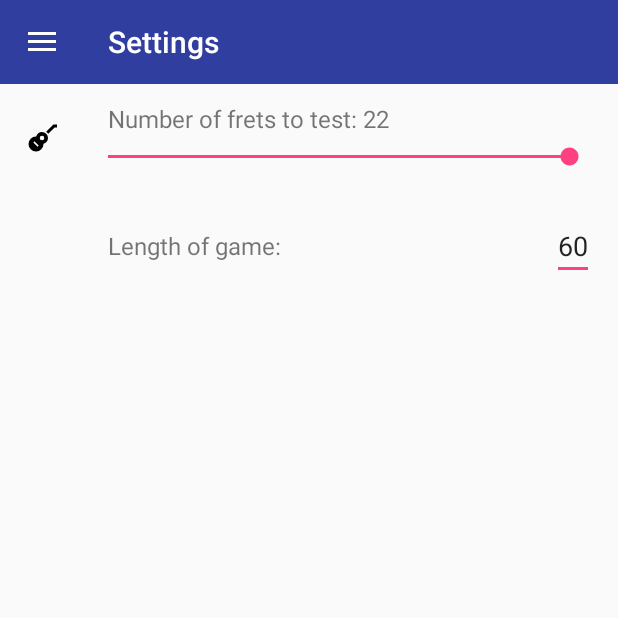
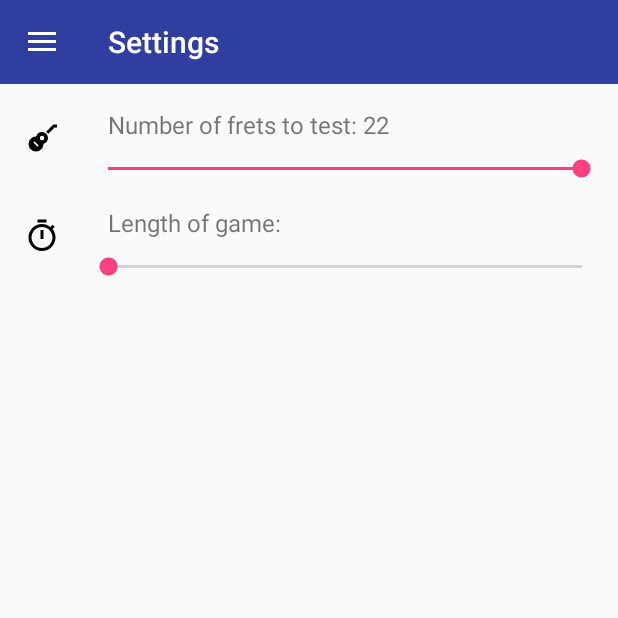
Before and after one commit to cmalnor/string-master, an Android app: the screen it shows after launch (MainActivity), in the side drawer, after a tap on "Settings", on a phone screen of 412 x 824 dp, the top half of it. Run offline under Robolectric (Android 15) with nearby library versions, the phone set to English and light mode, and no system bars; libraries missing offline, so code that uses them is left out: org.puredata.android, org.puredata.core; 1 statement that could not run was skipped.

Commit message:
Add game length setting
Convert settings layout to constraintLayout

```diff
--- a/app/src/main/java/com/example/android/string_master_01/MainActivity.java
+++ b/app/src/main/java/com/example/android/string_master_01/MainActivity.java
@@ -37,6 +37,7 @@ public class MainActivity extends AppCompatActivity {
     final int BOffset = 19;
     final int highEOffset = 24;
     private int numberOfFrets = 22;
+    private int gameLength = 60;
 
     @Override
     protected void onCreate(Bundle savedInstanceState) {
@@ -171,6 +172,14 @@ public class MainActivity extends AppCompatActivity {
 
     }
 
+    public int getGameLength() {
+        return gameLength;
+    }
+
+    public void setGameLength(int gameLength) {
+        this.gameLength = gameLength;
+    }
+
     public int getNumberOfFrets() {
         return numberOfFrets;
     }
--- a/app/src/main/java/com/example/android/string_master_01/SettingsFragment.java
+++ b/app/src/main/java/com/example/android/string_master_01/SettingsFragment.java
@@ -15,6 +15,8 @@ public class SettingsFragment extends android.support.v4.app.Fragment{
 
     private SeekBar fretsSeekBar;
     private TextView fretsText;
+    private SeekBar timeSeekBar;
+    private TextView timeText;
     private int numberOfNotes;
     private int numberOfFrets;
 
@@ -23,8 +25,11 @@ public class SettingsFragment extends android.support.v4.app.Fragment{
         View rootView = inflater.inflate(R.layout.settings_layout, container, false);
         fretsSeekBar = (SeekBar) rootView.findViewById(R.id.frets_seekbar);
         fretsText = (TextView) rootView.findViewById(R.id.setting_frets_text);
+        timeSeekBar = (SeekBar) rootView.findViewById(R.id.game_length_seekbar);
+        timeText = (TextView) rootView.findViewById(R.id.setting_game_length_text);
         numberOfNotes = ((MainActivity)getActivity()).getNOTES().length;
         fretsSeekBar.setMax(21);
+        timeSeekBar.setMax(120);
 
         //numberOfFrets is for SeekBar, so 0 is included
         fretsText.setText(getContext().getString(R.string.setting_number_frets,
@@ -47,6 +52,23 @@ public class SettingsFragment extends android.support.v4.app.Fragment{
 
             }
         });
+        timeSeekBar.setOnSeekBarChangeListener(new SeekBar.OnSeekBarChangeListener() {
+            @Override
+            public void onProgressChanged(SeekBar seekBar, int i, boolean b) {
+                ((MainActivity)getActivity()).setGameLength(i);
+                timeText.setText(getContext().getString(R.string.setting_game_length, i));
+            }
+
+            @Override
+            public void onStartTrackingTouch(SeekBar seekBar) {
+
+            }
+
+            @Override
+            public void onStopTrackingTouch(SeekBar seekBar) {
+
+            }
+        });
 
         return rootView;
     }
--- a/app/src/main/java/com/example/android/string_master_01/TrainerFragment.java
+++ b/app/src/main/java/com/example/android/string_master_01/TrainerFragment.java
@@ -60,14 +60,17 @@ public class TrainerFragment extends Fragment implements AdapterView.OnItemSelec
             if (counter == 0){
                 timeoutSound.start();
                 stopGame();
-            } else if (noteCounter >= 2){
+            } else{
+                if (noteCounter >= 2){
                     correctSound.start();
                     score+=1;
                     scoreView.setText(Integer.toString(score));
+                    noteCounter = 0;
                     getRandomNote();
                 }
                 countdownView.setText(Integer.toString(counter));
                 noteHandler.postDelayed(this, 1000);
+            }
         }
     };
     private MediaPlayer correctSound;
@@ -233,9 +236,10 @@ public class TrainerFragment extends Fragment implements AdapterView.OnItemSelec
 
     private void resetGame(){
         score = 0;
-        counter = 60;
+        counter = ((MainActivity)getActivity()).getGameLength();
         countdownView.setText(Integer.toString(counter));
         assignedNote.setText("Tap 'Start' to Begin");
+        scoreView.setText(Integer.toString(score));
         startStopButton.setText("Start");
     }
 }
--- /dev/null
+++ b/app/src/main/res/drawable/ic_timer_black_24dp.xml
@@ -0,0 +1,9 @@
+<vector xmlns:android="http://schemas.android.com/apk/res/android"
+        android:width="24dp"
+        android:height="24dp"
+        android:viewportWidth="24.0"
+        android:viewportHeight="24.0">
+    <path
+        android:fillColor="#FF000000"
+        android:pathData="M15,1L9,1v2h6L15,1zM11,14h2L13,8h-2v6zM19.03,7.39l1.42,-1.42c-0.43,-0.51 -0.9,-0.99 -1.41,-1.41l-1.42,1.42C16.07,4.74 14.12,4 12,4c-4.97,0 -9,4.03 -9,9s4.02,9 9,9 9,-4.03 9,-9c0,-2.12 -0.74,-4.07 -1.97,-5.61zM12,20c-3.87,0 -7,-3.13 -7,-7s3.13,-7 7,-7 7,3.13 7,7 -3.13,7 -7,7z"/>
+</vector>
--- a/app/src/main/res/layout/settings_layout.xml
+++ b/app/src/main/res/layout/settings_layout.xml
@@ -1,60 +1,102 @@
 <?xml version="1.0" encoding="utf-8"?>
-<LinearLayout
-    xmlns:android="http://schemas.android.com/apk/res/android"
+<android.support.constraint.ConstraintLayout xmlns:android="http://schemas.android.com/apk/res/android"
+    xmlns:app="http://schemas.android.com/apk/res-auto"
+    xmlns:tools="http://schemas.android.com/tools"
+    android:id="@+id/linearLayout3"
     android:layout_width="match_parent"
     android:layout_height="match_parent"
     android:orientation="vertical">
-    <RelativeLayout
-        android:layout_width="match_parent"
-        android:layout_height="72dp"
-        android:orientation="vertical"
-        android:paddingVertical="12dp">
+
     <ImageView
+        android:id="@+id/guitar_icon"
         android:layout_width="24dp"
+
         android:layout_height="24dp"
+        android:layout_marginStart="16dp"
         android:layout_marginLeft="16dp"
-            android:layout_marginTop="12dp"
+        android:layout_marginTop="24dp"
+        android:src="@drawable/ic_guitar_acoustic"
+        app:layout_constraintStart_toStartOf="parent"
+        app:layout_constraintTop_toTopOf="parent" />
 
-            android:src="@drawable/ic_guitar_acoustic"/>
     <TextView
         android:id="@+id/setting_frets_text"
         android:layout_width="wrap_content"
         android:layout_height="wrap_content"
+        android:layout_marginEnd="16dp"
+        android:layout_marginRight="16dp"
+        android:layout_marginStart="72dp"
+        android:layout_marginLeft="72dp"
+        android:layout_marginTop="16dp"
         android:text="Number of frets to test:"
-            android:layout_alignParentTop="true"
-            android:paddingLeft="72dp"
-            android:textSize="16sp"/>
+        android:textSize="16sp"
+        app:layout_constraintEnd_toEndOf="parent"
+        app:layout_constraintHorizontal_bias="0.0"
+        app:layout_constraintStart_toStartOf="parent"
+        app:layout_constraintTop_toTopOf="parent" />
+
     <SeekBar
         android:id="@+id/frets_seekbar"
-            android:layout_width="match_parent"
+        android:layout_width="0dp"
         android:layout_height="wrap_content"
-            android:layout_below="@id/setting_frets_text"
+        android:layout_marginEnd="16dp"
+        android:layout_marginRight="16dp"
+        android:layout_marginTop="4dp"
+        android:max="22"
+        android:paddingLeft="72dp"
         android:paddingStart="72dp"
-            android:paddingLeft="72dp"
+        android:paddingRight="8dp"
+        android:paddingEnd="8dp"
         android:paddingTop="5dp"
-            android:layout_marginRight="16dp"
-            android:max="22"
-            />
-    </RelativeLayout>
-    <RelativeLayout
-        android:layout_width="match_parent"
-        android:layout_height="72dp">
+        app:layout_constraintEnd_toEndOf="parent"
+        app:layout_constraintStart_toStartOf="parent"
+        app:layout_constraintTop_toBottomOf="@+id/setting_frets_text" />
+
+
+    <ImageView
+        android:id="@+id/imageView2"
+        android:layout_width="wrap_content"
+        android:layout_height="wrap_content"
+        android:layout_marginStart="16dp"
+        android:layout_marginLeft="16dp"
+        android:layout_marginTop="24dp"
+        android:src="@drawable/ic_timer_black_24dp"
+        app:layout_constraintStart_toStartOf="parent"
+        app:layout_constraintTop_toBottomOf="@+id/frets_seekbar" />
+
     <TextView
         android:id="@+id/setting_game_length_text"
         android:layout_width="wrap_content"
         android:layout_height="wrap_content"
+        android:layout_marginEnd="16dp"
+        android:layout_marginRight="16dp"
+        android:layout_marginStart="72dp"
+        android:layout_marginLeft="72dp"
+        android:layout_marginTop="16dp"
         android:text="Length of game:"
-            android:layout_centerVertical="true"
+        android:textSize="16sp"
+        app:layout_constraintEnd_toEndOf="parent"
+        app:layout_constraintHorizontal_bias="0.0"
+        app:layout_constraintStart_toStartOf="parent"
+        app:layout_constraintTop_toBottomOf="@+id/frets_seekbar"
+        tools:text="Length of game:" />
+
+    <SeekBar
+        android:id="@+id/game_length_seekbar"
+        android:layout_width="0dp"
+        android:layout_height="wrap_content"
+        android:layout_marginEnd="16dp"
+        android:layout_marginRight="16dp"
+        android:layout_marginTop="4dp"
         android:paddingLeft="72dp"
-            android:textSize="16sp"/>
-        <EditText
-            android:layout_width="wrap_content"
-            android:layout_height="wrap_content"
-            android:layout_alignParentRight="true"
-            android:layout_marginRight="16dp"
-            android:layout_centerVertical="true"
-            android:inputType="number"
-            android:text="60"/>
-    </RelativeLayout>
+        android:paddingStart="72dp"
+        android:paddingEnd="8dp"
+        android:paddingRight="8dp"
+        android:max="10"
+        android:paddingTop="5dp"
+        app:layout_constraintEnd_toEndOf="parent"
+        app:layout_constraintStart_toStartOf="parent"
+        app:layout_constraintTop_toBottomOf="@+id/setting_game_length_text" />
 
-</LinearLayout>
+
+</android.support.constraint.ConstraintLayout>
--- a/app/src/main/res/values/strings.xml
+++ b/app/src/main/res/values/strings.xml
@@ -11,4 +11,5 @@
         <item>High E</item>
     </string-array>
     <string name="setting_number_frets">Number of frets to test: %1$d</string>
+    <string name="setting_game_length">Game Length: %1$d</string>
 </resources>
```
Lines whose indentation alone changed are shown as unchanged.
